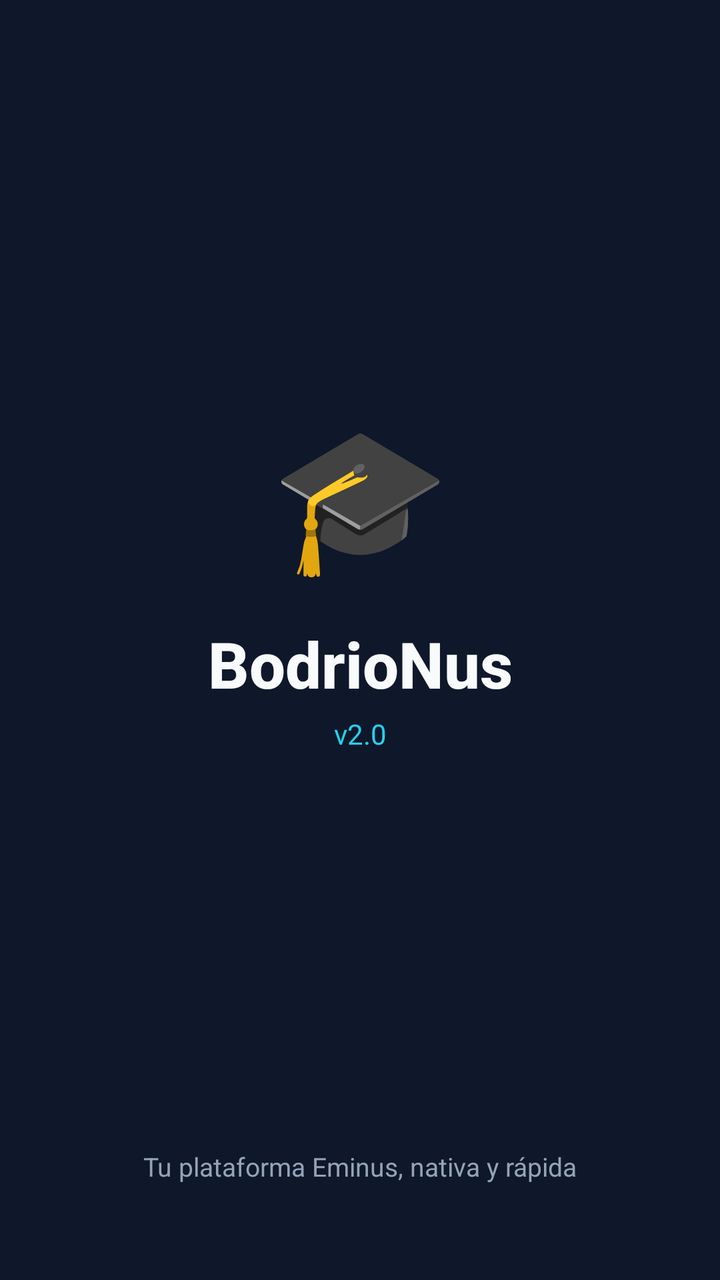
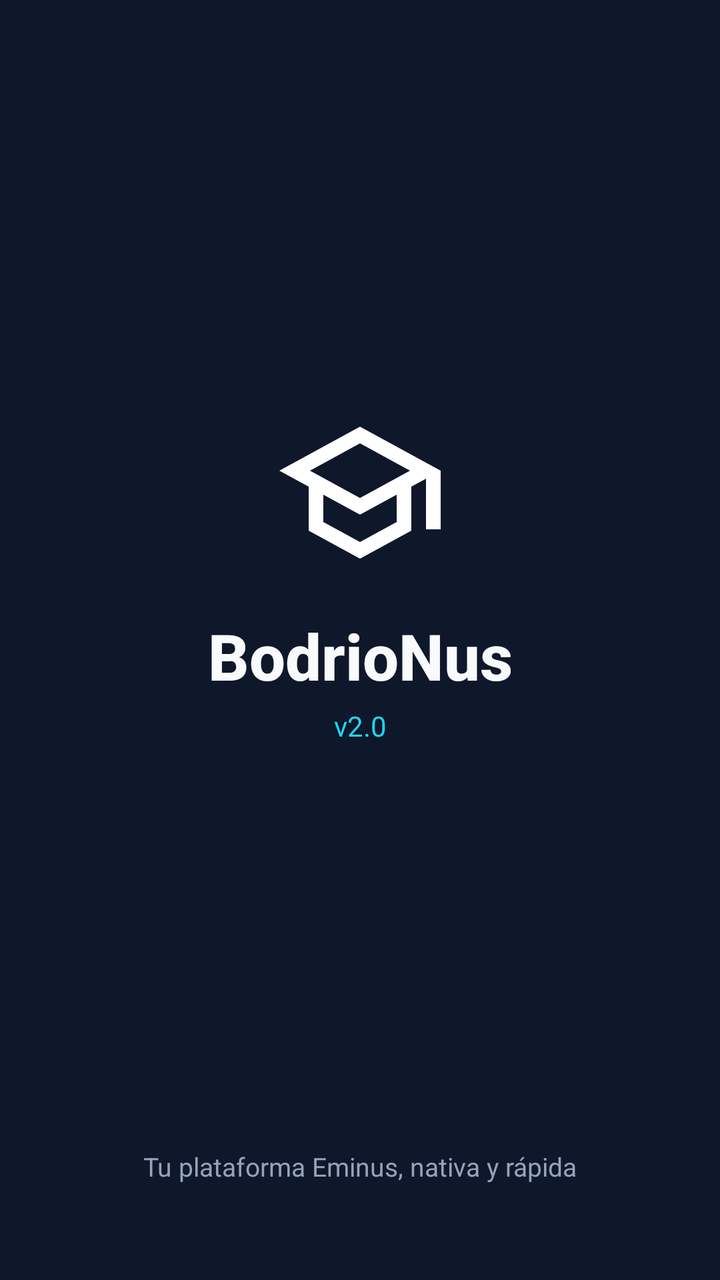

Before-and-after screenshots of an Android layout around one commit, followed by the original layout XML and the change that was made.
<!-- AndroidManifest.xml: activity theme Theme.Eminus4 -->
<!-- res/layout/activity_splash.xml -->
﻿<?xml version="1.0" encoding="utf-8"?>
<androidx.constraintlayout.widget.ConstraintLayout
    xmlns:android="http://schemas.android.com/apk/res/android"
    xmlns:app="http://schemas.android.com/apk/res-auto"
    android:layout_width="match_parent"
    android:layout_height="match_parent"
    android:background="@color/text_primary">

    
    <LinearLayout
        android:id="@+id/splashLogoContainer"
        android:layout_width="wrap_content"
        android:layout_height="wrap_content"
        android:orientation="vertical"
        android:gravity="center"
        app:layout_constraintTop_toTopOf="parent"
        app:layout_constraintBottom_toTopOf="@id/splashTagline"
        app:layout_constraintStart_toStartOf="parent"
        app:layout_constraintEnd_toEndOf="parent">

        
        <TextView
            android:layout_width="wrap_content"
            android:layout_height="wrap_content"
            android:text="🎓"
            android:textSize="72sp"
            android:layout_gravity="center" />

        <TextView
            android:layout_width="wrap_content"
            android:layout_height="wrap_content"
            android:layout_marginTop="16dp"
            android:text="BodrioNus"
            android:textColor="@color/bg_subtle"
            android:textSize="32sp"
            android:textStyle="bold"
            android:fontFamily="sans-serif-medium"
            android:layout_gravity="center" />

        <TextView
            android:layout_width="wrap_content"
            android:layout_height="wrap_content"
            android:layout_marginTop="4dp"
            android:text="v2.0"
            android:textColor="#22D3EE"
            android:textSize="14sp"
            android:layout_gravity="center" />

    </LinearLayout>

    
    <TextView
        android:id="@+id/splashTagline"
        android:layout_width="wrap_content"
        android:layout_height="wrap_content"
        android:text="Tu plataforma Eminus, nativa y rápida"
        android:textColor="@color/text_tertiary"
        android:textSize="13sp"
        android:layout_marginBottom="48dp"
        app:layout_constraintBottom_toBottomOf="parent"
        app:layout_constraintStart_toStartOf="parent"
        app:layout_constraintEnd_toEndOf="parent" />

</androidx.constraintlayout.widget.ConstraintLayout>
<!-- resources referenced by this layout -->
<resources>
  <color name="bg_subtle">#F8FAFC</color>
  <color name="text_primary">#0F172A</color>
  <color name="text_tertiary">#94A3B8</color>
  <style name="Theme.Eminus4" parent="Base.Theme.Eminus4" />
  <style name="Base.Theme.Eminus4" parent="Theme.Material3.DayNight.NoActionBar">
          <item name="colorPrimary">@color/brand_uv_green</item>
          <item name="colorSecondary">#2E7D32</item>
          <item name="android:statusBarColor">@color/status_bar_color</item>
          <item name="android:windowLightStatusBar">true</item>
          <item name="android:windowBackground">@color/bg_screen</item>
          <item name="colorSurface">@color/bg_surface</item>
          <item name="colorSurfaceContainer">@color/bg_card</item>
      </style>
  <color name="brand_uv_green">#00897B</color>
  <color name="status_bar_color">#FFFFFF</color>
  <color name="bg_screen">#EEF2F6</color>
  <color name="bg_surface">#FFFFFF</color>
  <color name="bg_card">#FFFFFF</color>
</resources>

<!-- the commit's change to res/layout/activity_splash.xml (unified diff, before → after) -->
@@ -19,12 +19,13 @@
         app:layout_constraintEnd_toEndOf="parent">
 
         
-        <TextView
-            android:layout_width="wrap_content"
-            android:layout_height="wrap_content"
-            android:text="🎓"
-            android:textSize="72sp"
-            android:layout_gravity="center" />
+        <ImageView
+            android:layout_width="88dp"
+            android:layout_height="88dp"
+            android:layout_gravity="center"
+            android:contentDescription="@null"
+            android:src="@drawable/ic_school"
+            app:tint="@color/bg_card" />
 
         <TextView
             android:layout_width="wrap_content"
<!-- resource entries referenced after the edit -->
@@ -3,6 +3,18 @@
   <color name="bg_subtle">#F8FAFC</color>
   <color name="text_primary">#0F172A</color>
   <color name="text_tertiary">#94A3B8</color>
+  <!-- drawable ic_school (drawable) -->
+  <?xml version="1.0" encoding="utf-8"?>
+  <vector xmlns:android="http://schemas.android.com/apk/res/android"
+      android:width="24dp"
+      android:height="24dp"
+      android:viewportWidth="24"
+      android:viewportHeight="24"
+      android:tint="?attr/colorControlNormal">
+      <path
+          android:fillColor="@android:color/white"
+          android:pathData="M12 3 1 9l4 2.18v6L12 21l7-3.82v-6l2-1.09V17h2V9L12 3zm6.82 6L12 12.72 5.18 9 12 5.28 18.82 9zM17 15.99l-5 2.73-5-2.73v-3.72L12 15l5-2.73v3.72z" />
+  </vector>
   <style name="Theme.Eminus4" parent="Base.Theme.Eminus4" />
   <style name="Base.Theme.Eminus4" parent="Theme.Material3.DayNight.NoActionBar">
           <item name="colorPrimary">@color/brand_uv_green</item>
